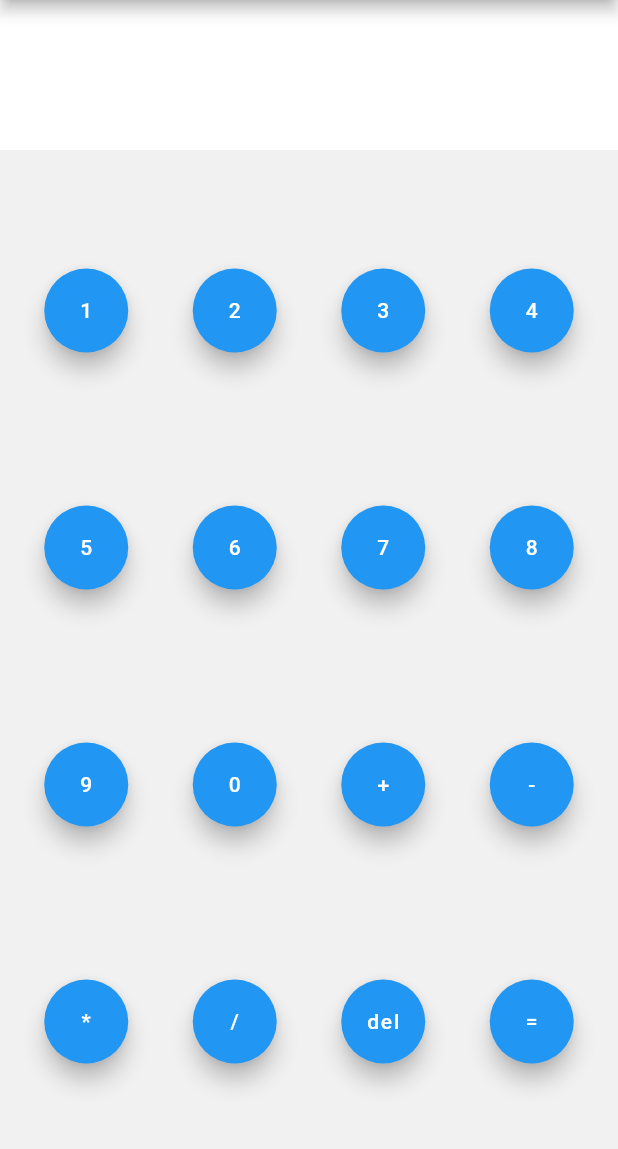
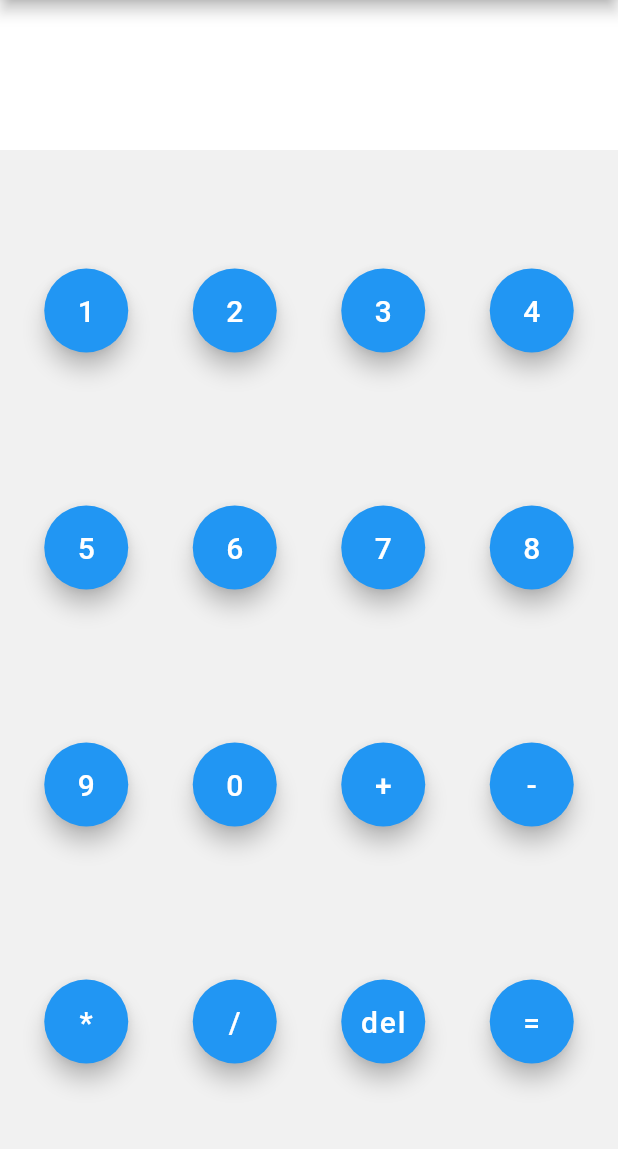
Before and after one commit to Shrouk-Ashraf/calculator-app, a Flutter app: the screen it shows after launch, on a phone screen of 412 x 824 dp, the part 84-1233 px from its top. Run offline on Flutter 3.47's test engine with Material 2 defaults, Android fonts, the phone set to English and light mode, and no system bars.

Commit message:
second commit

```diff
--- a/lib/calculator_app.dart
+++ b/lib/calculator_app.dart
@@ -61,7 +61,10 @@ class _CalculatorAppState extends State<CalculatorApp> {
                               children: [
                                 FloatingActionButton(
                                   backgroundColor: Colors.blue,
-                                  child: Text(list[row]['list'][column].toString()),
+                                  child: Text(list[row]['list'][column].toString(),
+                                        style: TextStyle(
+                                          fontSize: 20
+                                        ),),
                                   onPressed: () {
                                     setState(() {
                                       switch(list[row]['list'][column]){
```
